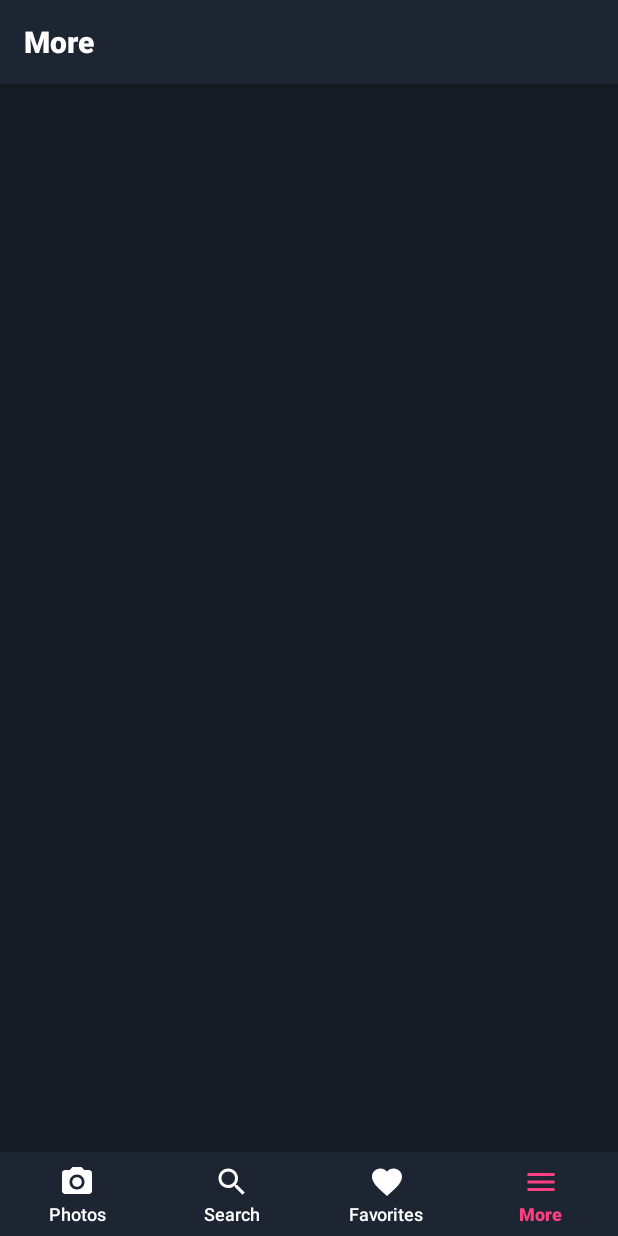
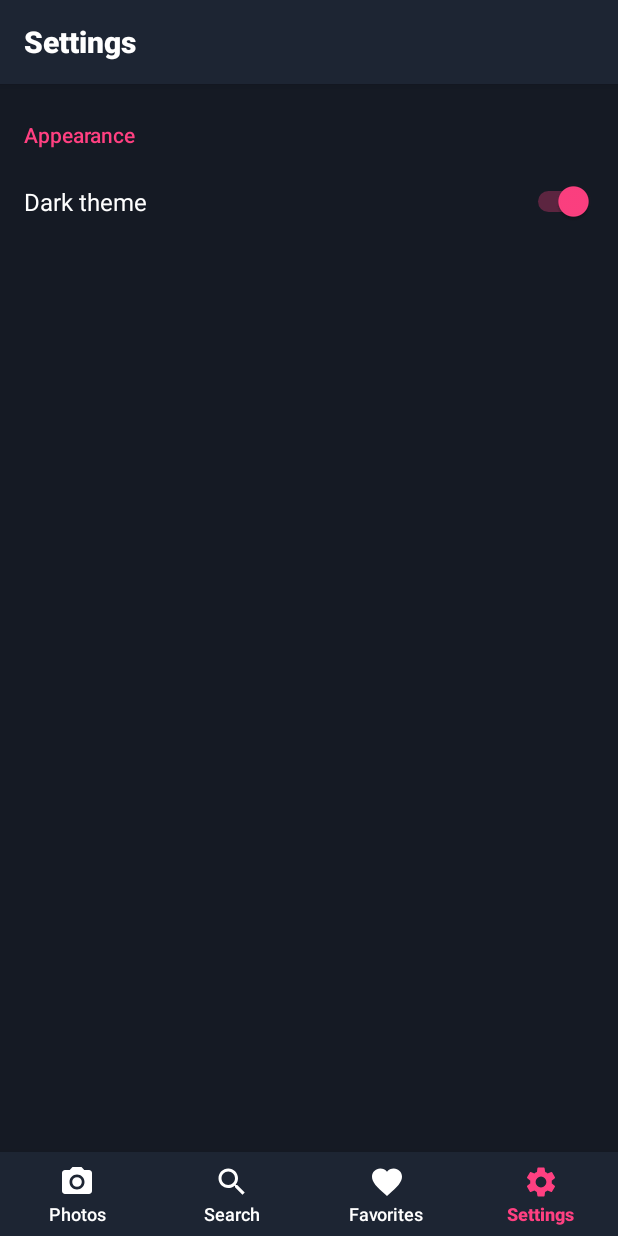
Before and after one commit to SIKV/Photos, an Android app: the screen it shows after launch (MainActivity), item 4 of the bottom bar chosen, on a phone screen of 412 x 824 dp. Run offline under Robolectric (Android 15) with nearby library versions, the phone set to English and light mode, and no system bars; our stand-ins replace Room's generated code, androidx.preference, paging; libraries missing offline, so code that uses them is left out: androidx.paging; pictures from the network do not load; 2 statements that could not run were skipped.

Commit message:
Change theme setting

```diff
--- a/app/build.gradle
+++ b/app/build.gradle
@@ -59,6 +59,10 @@ dependencies {
     implementation 'androidx.room:room-runtime:2.1.0'
     kapt 'androidx.room:room-compiler:2.1.0'
 
+    // Preferences
+    implementation 'androidx.preference:preference:1.1.0-rc01'
+    implementation 'androidx.preference:preference-ktx:1.1.0-rc01'
+
     // Retrofit
     implementation 'com.squareup.retrofit2:retrofit:2.4.0'
     implementation 'com.squareup.retrofit2:converter-gson:2.4.0'
--- a/app/src/main/java/com/github/sikv/photos/App.kt
+++ b/app/src/main/java/com/github/sikv/photos/App.kt
@@ -3,6 +3,7 @@ package com.github.sikv.photos
 import android.app.Application
 import androidx.appcompat.app.AppCompatDelegate
 import androidx.lifecycle.MutableLiveData
+import androidx.preference.PreferenceManager
 
 
 class App : Application() {
@@ -19,6 +20,14 @@ class App : Application() {
 
         instance = this
 
-        AppCompatDelegate.setDefaultNightMode(AppCompatDelegate.MODE_NIGHT_YES)
+        updateTheme()
+    }
+
+    fun updateTheme() {
+        val preferenceManager = PreferenceManager.getDefaultSharedPreferences(this)
+
+        val nightModeEnabled = preferenceManager.getBoolean(getString(R.string.pref_dark_theme), true)
+
+        AppCompatDelegate.setDefaultNightMode(if (nightModeEnabled) AppCompatDelegate.MODE_NIGHT_YES else AppCompatDelegate.MODE_NIGHT_NO)
     }
 }
--- a/app/src/main/java/com/github/sikv/photos/ui/activity/MainActivity.kt
+++ b/app/src/main/java/com/github/sikv/photos/ui/activity/MainActivity.kt
@@ -4,9 +4,10 @@ import android.os.Bundle
 import androidx.fragment.app.Fragment
 import com.github.sikv.photos.R
 import com.github.sikv.photos.ui.fragment.FavoritesFragment
-import com.github.sikv.photos.ui.fragment.MoreFragment
 import com.github.sikv.photos.ui.fragment.PhotosFragment
 import com.github.sikv.photos.ui.fragment.SearchFragment
+import com.github.sikv.photos.ui.fragment.SettingsFragment
+import com.github.sikv.photos.util.customTag
 import kotlinx.android.synthetic.main.activity_main.*
 
 
@@ -15,10 +16,13 @@ private const val ACTION_SEARCH = "com.github.sikv.photos.action.SEARCH"
 private const val PHOTOS_FRAGMENT_INDEX = 0
 private const val SEARCH_FRAGMENT_INDEX = 1
 private const val FAVORITES_FRAGMENT_INDEX = 2
-private const val MORE_FRAGMENT_INDEX = 3
+private const val SETTINGS_FRAGMENT_INDEX = 3
 
 private const val PHOTOS_ITEM_ID = R.id.photos
 private const val SEARCH_ITEM_ID = R.id.search
+
+private const val FRAGMENT_TAG = "fragment_tag"
+
 
 class MainActivity : BaseActivity() {
 
@@ -26,7 +30,7 @@ class MainActivity : BaseActivity() {
             PhotosFragment(),
             SearchFragment(),
             FavoritesFragment(),
-            MoreFragment()
+            SettingsFragment()
     )
 
     private lateinit var activeFragment: Fragment
@@ -44,7 +48,25 @@ class MainActivity : BaseActivity() {
             initialItemId = SEARCH_ITEM_ID
         }
 
-        setupBottomNavigation(initialFragmentIndex, initialItemId)
+        if (savedInstanceState == null) {
+            setupBottomNavigation(initialFragmentIndex, initialItemId)
+        }
+
+        setNavigationItemSelectedListener()
+    }
+
+    override fun onRestoreInstanceState(savedInstanceState: Bundle?) {
+        super.onRestoreInstanceState(savedInstanceState)
+
+        supportFragmentManager.findFragmentByTag(savedInstanceState?.getString(FRAGMENT_TAG))?.let { fragment ->
+            activeFragment = fragment
+        }
+    }
+
+    override fun onSaveInstanceState(outState: Bundle) {
+        super.onSaveInstanceState(outState)
+
+        outState.putString(FRAGMENT_TAG, activeFragment.customTag())
     }
 
     private fun setupBottomNavigation(initialFragmentIndex: Int, initialItemId: Int) {
@@ -54,7 +76,7 @@ class MainActivity : BaseActivity() {
 
         fragments.forEachIndexed { index, fragment ->
             val transaction = supportFragmentManager.beginTransaction()
-                    .add(R.id.mainNavigationContainer, fragment)
+                    .add(R.id.mainNavigationContainer, fragment, fragment.customTag())
 
             if (index != initialFragmentIndex) {
                 transaction.hide(fragment)
@@ -62,7 +84,9 @@ class MainActivity : BaseActivity() {
 
             transaction.commit()
         }
+    }
 
+    private fun setNavigationItemSelectedListener() {
         mainBottomNavigation.setOnNavigationItemSelectedListener { menuItem ->
             when (menuItem.itemId) {
                 R.id.photos -> {
@@ -81,8 +105,8 @@ class MainActivity : BaseActivity() {
                     true
                 }
 
-                R.id.more -> {
-                    changeFragment(fragments[MORE_FRAGMENT_INDEX])
+                R.id.settings -> {
+                    changeFragment(fragments[SETTINGS_FRAGMENT_INDEX])
                     true
                 }
                 else -> {
@@ -94,10 +118,15 @@ class MainActivity : BaseActivity() {
 
     private fun changeFragment(fragment: Fragment) {
         supportFragmentManager.beginTransaction()
-                .hide(activeFragment)
-                .show(fragment)
+                .hide(findFragment(activeFragment))
+                .show(findFragment(fragment))
                 .commit()
 
         activeFragment = fragment
+
+    }
+
+    private fun findFragment(fragment: Fragment): Fragment {
+        return supportFragmentManager.findFragmentByTag(fragment.customTag())!!
     }
 }
--- a/app/src/main/java/com/github/sikv/photos/ui/fragment/BaseFragment.kt
+++ b/app/src/main/java/com/github/sikv/photos/ui/fragment/BaseFragment.kt
@@ -1,8 +1,8 @@
 package com.github.sikv.photos.ui.fragment
 
 import android.os.Bundle
+import android.view.View
 import androidx.fragment.app.Fragment
-import android.view.View
 import com.github.sikv.photos.ui.custom.toolbar.FragmentToolbar
 import com.github.sikv.photos.ui.custom.toolbar.FragmentToolbarManager
 
--- a/app/src/main/java/com/github/sikv/photos/ui/fragment/MoreFragment.kt
+++ /dev/null
@@ -1,16 +0,0 @@
-package com.github.sikv.photos.ui.fragment
-
-import android.os.Bundle
-import androidx.fragment.app.Fragment
-import android.view.LayoutInflater
-import android.view.View
-import android.view.ViewGroup
-import com.github.sikv.photos.R
-
-
-class MoreFragment : Fragment() {
-
-    override fun onCreateView(inflater: LayoutInflater, container: ViewGroup?, savedInstanceState: Bundle?): View? {
-        return inflater.inflate(R.layout.fragment_more, container, false)
-    }
-}
--- /dev/null
+++ b/app/src/main/java/com/github/sikv/photos/ui/fragment/SettingsFragment.kt
@@ -0,0 +1,42 @@
+package com.github.sikv.photos.ui.fragment
+
+import android.os.Bundle
+import android.view.LayoutInflater
+import android.view.View
+import android.view.ViewGroup
+import androidx.preference.Preference
+import androidx.preference.PreferenceFragmentCompat
+import com.github.sikv.photos.App
+import com.github.sikv.photos.R
+
+
+class SettingsFragment : BaseFragment() {
+
+    override fun onCreateView(inflater: LayoutInflater, container: ViewGroup?, savedInstanceState: Bundle?): View? {
+        val view = inflater.inflate(R.layout.fragment_settings, container, false)
+
+        childFragmentManager.beginTransaction()
+                .replace(R.id.settingsContainer, PreferenceFragment())
+                .commit()
+
+        return view
+    }
+
+    internal class PreferenceFragment : PreferenceFragmentCompat() {
+        override fun onCreatePreferences(savedInstanceState: Bundle?, rootKey: String?) {
+            setPreferencesFromResource(R.xml.preferences, rootKey)
+        }
+
+        override fun onPreferenceTreeClick(preference: Preference?): Boolean {
+            return when (preference?.key) {
+                getString(R.string.pref_dark_theme) -> {
+                    App.instance?.updateTheme()
+                    true
+                }
+                else -> {
+                    super.onPreferenceTreeClick(preference)
+                }
+            }
+        }
+    }
+}
--- a/app/src/main/java/com/github/sikv/photos/util/Extensions.kt
+++ b/app/src/main/java/com/github/sikv/photos/util/Extensions.kt
@@ -1,9 +1,14 @@
 package com.github.sikv.photos.util
 
 import androidx.annotation.ColorRes
+import androidx.core.content.ContextCompat
+import androidx.fragment.app.Fragment
 import com.google.android.material.snackbar.Snackbar
-import androidx.core.content.ContextCompat
 
+
+fun Fragment.customTag(): String {
+    return this::class.java.simpleName
+}
 
 fun Snackbar.setBackgroundColor(@ColorRes color: Int): Snackbar {
     this.view.setBackgroundColor(ContextCompat.getColor(context, color))
--- a/app/src/main/res/drawable/ic_menu_black_24dp.xml
+++ /dev/null
@@ -1,5 +0,0 @@
-<vector android:height="24dp" android:tint="#FFFFFF"
-    android:viewportHeight="24.0" android:viewportWidth="24.0"
-    android:width="24dp" xmlns:android="http://schemas.android.com/apk/res/android">
-    <path android:fillColor="#FF000000" android:pathData="M3,18h18v-2L3,16v2zM3,13h18v-2L3,11v2zM3,6v2h18L21,6L3,6z"/>
-</vector>
--- a/app/src/main/res/drawable/ic_menu_white_24dp.xml
+++ /dev/null
@@ -1,5 +0,0 @@
-<vector android:height="24dp" android:tint="#FFFFFF"
-    android:viewportHeight="24.0" android:viewportWidth="24.0"
-    android:width="24dp" xmlns:android="http://schemas.android.com/apk/res/android">
-    <path android:fillColor="#FF000000" android:pathData="M3,18h18v-2L3,16v2zM3,13h18v-2L3,11v2zM3,6v2h18L21,6L3,6z"/>
-</vector>
--- /dev/null
+++ b/app/src/main/res/drawable/ic_settings_white_24dp.xml
@@ -0,0 +1,5 @@
+<vector android:height="24dp" android:tint="#FFFFFF"
+    android:viewportHeight="24" android:viewportWidth="24"
+    android:width="24dp" xmlns:android="http://schemas.android.com/apk/res/android">
+    <path android:fillColor="#FF000000" android:pathData="M19.1,12.9a2.8,2.8 0,0 0,0.1 -0.9,2.8 2.8,0 0,0 -0.1,-0.9l2.1,-1.6a0.7,0.7 0,0 0,0.1 -0.6L19.4,5.5a0.7,0.7 0,0 0,-0.6 -0.2l-2.4,1a6.5,6.5 0,0 0,-1.6 -0.9l-0.4,-2.6a0.5,0.5 0,0 0,-0.5 -0.4H10.1a0.5,0.5 0,0 0,-0.5 0.4L9.3,5.4a5.6,5.6 0,0 0,-1.7 0.9l-2.4,-1a0.4,0.4 0,0 0,-0.5 0.2l-2,3.4c-0.1,0.2 0,0.4 0.2,0.6l2,1.6a2.8,2.8 0,0 0,-0.1 0.9,2.8 2.8,0 0,0 0.1,0.9L2.8,14.5a0.7,0.7 0,0 0,-0.1 0.6l1.9,3.4a0.7,0.7 0,0 0,0.6 0.2l2.4,-1a6.5,6.5 0,0 0,1.6 0.9l0.4,2.6a0.5,0.5 0,0 0,0.5 0.4h3.8a0.5,0.5 0,0 0,0.5 -0.4l0.3,-2.6a5.6,5.6 0,0 0,1.7 -0.9l2.4,1a0.4,0.4 0,0 0,0.5 -0.2l2,-3.4c0.1,-0.2 0,-0.4 -0.2,-0.6ZM12,15.6A3.6,3.6 0,1 1,15.6 12,3.6 3.6,0 0,1 12,15.6Z"/>
+</vector>
--- a/app/src/main/res/layout/fragment_more.xml
+++ b/app/src/main/res/layout/fragment_settings.xml
@@ -19,7 +19,7 @@
             <TextView
                 android:layout_width="wrap_content"
                 android:layout_height="wrap_content"
-                android:text="@string/more"
+                android:text="@string/settings"
                 style="@style/ToolbarTitle"/>
 
         </androidx.appcompat.widget.Toolbar>
@@ -31,6 +31,10 @@
         android:layout_height="wrap_content"
         app:layout_behavior="com.google.android.material.appbar.AppBarLayout$ScrollingViewBehavior">
 
+        <FrameLayout
+            android:id="@+id/settingsContainer"
+            android:layout_width="match_parent"
+            android:layout_height="match_parent"/>
 
     </FrameLayout>
 
--- a/app/src/main/res/menu/menu_navigation.xml
+++ b/app/src/main/res/menu/menu_navigation.xml
@@ -13,8 +13,8 @@
         android:title="@string/favorites"
         android:icon="@drawable/ic_favorite_white_24dp"/>
 
-    <item android:id="@+id/more"
-        android:title="@string/more"
-        android:icon="@drawable/ic_menu_white_24dp"/>
+    <item android:id="@+id/settings"
+        android:title="@string/settings"
+        android:icon="@drawable/ic_settings_white_24dp"/>
 
 </menu>
--- a/app/src/main/res/values/strings.xml
+++ b/app/src/main/res/values/strings.xml
@@ -4,6 +4,8 @@
 
     <string name="unsplash">Unsplash</string>
     <string name="pexels">Pexels</string>
+
+    <string name="pref_dark_theme">PreferenceDarkTheme</string>
 
     <string name="cn_photo">Photo</string>
     <string name="cn_photo_preview">Photo preview</string>
@@ -21,7 +23,7 @@
     <string name="download">Download</string>
     <string name="favorite">Favorite</string>
     <string name="favorites">Favorites</string>
-    <string name="more">More</string>
+    <string name="settings">Settings</string>
     <string name="no_results_found">NO RESULTS FOUND</string>
     <string name="can_not_find_any_photos_matching">WE CAN\'T FIND ANY PHOTOS MATCHING YOUR SEARCH</string>
     <string name="loading_error">LOADING ERROR</string>
@@ -33,13 +35,13 @@
     <string name="search_for_photos">Search for photos</string>
     <string name="deleted">Deleted</string>
     <string name="undo">UNDO</string>
-
     <string name="home_screen">Home screen</string>
     <string name="lock_screen">Lock screen</string>
     <string name="home_and_lock_screen">Home screen and lock screen</string>
-
     <string name="setting_wallpaper">Setting wallpaper…</string>
     <string name="wallpaper_set">Wallpaper set</string>
     <string name="error_setting_wallpaper">Error setting wallpaper</string>
+    <string name="appearance">Appearance</string>
+    <string name="dark_theme">Dark theme</string>
 
 </resources>
--- /dev/null
+++ b/app/src/main/res/xml/preferences.xml
@@ -0,0 +1,17 @@
+<?xml version="1.0" encoding="utf-8"?>
+<PreferenceScreen xmlns:android="http://schemas.android.com/apk/res/android"
+    xmlns:app="http://schemas.android.com/apk/res-auto">
+
+        <PreferenceCategory
+            android:title="@string/appearance"
+            app:iconSpaceReserved="false">
+
+                <SwitchPreference
+                    android:key="@string/pref_dark_theme"
+                    android:defaultValue="true"
+                    android:title="@string/dark_theme"
+                    app:iconSpaceReserved="false"/>
+
+        </PreferenceCategory>
+
+</PreferenceScreen>
```
Also changed, not shown: 1 other file.
